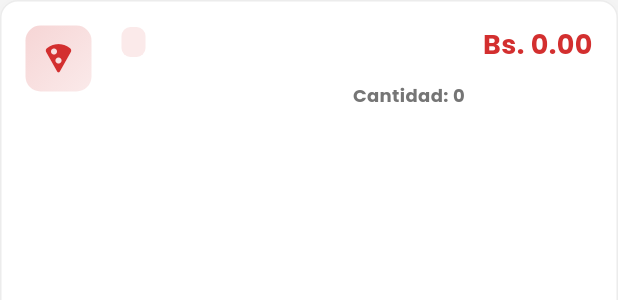
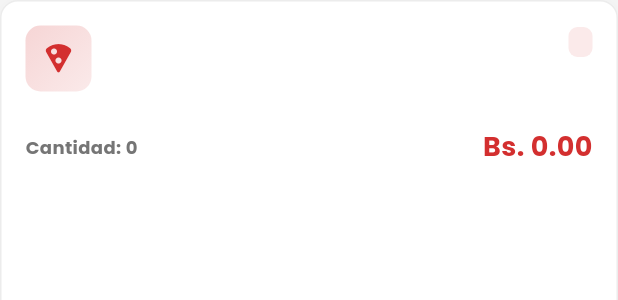
Before and after one commit to XimeCruz/averapizzav2-front, a Flutter app: the _DetalleCard widget shown alone on an empty page, opened directly with empty values, on a phone screen of 412 x 824 dp. Shown: the top 300 px of the screen. Run offline on Flutter 3.47's test engine with Material 3 defaults, Android fonts, the light colour scheme and no system bars; our stand-ins replace dio, flutter_animate, google_fonts, shared_preferences; accounts and stored records are empty; network calls fail.

Commit message:
Feat: {Fix Receta and detail pedido }

```diff
--- a/lib/presentation/screens/cajero/pedido_detail_dialog.dart
+++ b/lib/presentation/screens/cajero/pedido_detail_dialog.dart
@@ -53,10 +53,7 @@ class PedidoDetailDialog extends StatelessWidget {
               padding: const EdgeInsets.all(24),
               decoration: BoxDecoration(
                 gradient: LinearGradient(
-                  colors: [
-                    estadoColor,
-                    estadoColor.withOpacity(0.8),
-                  ],
+                  colors: [estadoColor, estadoColor.withOpacity(0.8)],
                   begin: Alignment.topLeft,
                   end: Alignment.bottomRight,
                 ),
@@ -161,9 +158,7 @@ class PedidoDetailDialog extends StatelessWidget {
                       decoration: BoxDecoration(
                         color: AppColors.surface,
                         borderRadius: BorderRadius.circular(12),
-                        border: Border.all(
-                          color: Colors.grey.withOpacity(0.2),
-                        ),
+                        border: Border.all(color: Colors.grey.withOpacity(0.2)),
                       ),
                       child: Column(
                         children: [
@@ -177,7 +172,9 @@ class PedidoDetailDialog extends StatelessWidget {
                           _InfoRow(
                             icon: Icons.person_rounded,
                             label: 'Cliente',
-                            value: pedido.usuarioNombre ?? 'Usuario #${pedido.usuarioId}',
+                            value:
+                                pedido.usuarioNombre ??
+                                'Usuario #${pedido.usuarioId}',
                             color: AppColors.primary,
                           ),
                         ],
@@ -268,7 +265,9 @@ class PedidoDetailDialog extends StatelessWidget {
                                 '${pedido.detalles.length} ${pedido.detalles.length == 1 ? 'producto' : 'productos'}',
                                 style: TextStyle(
                                   fontSize: 12,
-                                  color: AppColors.textSecondary.withOpacity(0.7),
+                                  color: AppColors.textSecondary.withOpacity(
+                                    0.7,
+                                  ),
                                 ),
                               ),
                             ],
@@ -315,10 +314,7 @@ class PedidoDetailDialog extends StatelessWidget {
                 ),
                 child: const Text(
                   'Cerrar',
-                  style: TextStyle(
-                    fontSize: 16,
-                    fontWeight: FontWeight.w600,
-                  ),
+                  style: TextStyle(fontSize: 16, fontWeight: FontWeight.w600),
                 ),
               ),
             ),
@@ -392,13 +388,16 @@ class _DetalleCard extends StatelessWidget {
     final List<String> sabores = [];
 
     // Recopilar todos los sabores no nulos y no vacíos
-    if (detalle.sabor1Nombre != null && detalle.sabor1Nombre.toString().trim().isNotEmpty) {
+    if (detalle.sabor1Nombre != null &&
+        detalle.sabor1Nombre.toString().trim().isNotEmpty) {
       sabores.add(detalle.sabor1Nombre.toString().trim());
     }
-    if (detalle.sabor2Nombre != null && detalle.sabor2Nombre.toString().trim().isNotEmpty) {
+    if (detalle.sabor2Nombre != null &&
+        detalle.sabor2Nombre.toString().trim().isNotEmpty) {
       sabores.add(detalle.sabor2Nombre.toString().trim());
     }
-    if (detalle.sabor3Nombre != null && detalle.sabor3Nombre.toString().trim().isNotEmpty) {
+    if (detalle.sabor3Nombre != null &&
+        detalle.sabor3Nombre.toString().trim().isNotEmpty) {
       sabores.add(detalle.sabor3Nombre.toString().trim());
     }
 
@@ -411,19 +410,12 @@ class _DetalleCard extends StatelessWidget {
       decoration: BoxDecoration(
         color: Colors.orange.withOpacity(0.08),
         borderRadius: BorderRadius.circular(8),
-        border: Border.all(
-          color: Colors.orange.withOpacity(0.2),
-          width: 1,
-        ),
+        border: Border.all(color: Colors.orange.withOpacity(0.2), width: 1),
       ),
       child: Row(
         crossAxisAlignment: CrossAxisAlignment.start,
         children: [
-          Icon(
-            Icons.label_rounded,
-            size: 16,
-            color: Colors.orange.shade700,
-          ),
+          Icon(Icons.label_rounded, size: 16, color: Colors.orange.shade700),
           const SizedBox(width: 8),
           Expanded(
             child: Column(
@@ -481,9 +473,7 @@ class _DetalleCard extends StatelessWidget {
     decoration: BoxDecoration(
       color: Colors.white,
       borderRadius: BorderRadius.circular(12),
-        border: Border.all(
-          color: Colors.grey.withOpacity(0.2),
-        ),
+      border: Border.all(color: Colors.grey.withOpacity(0.2)),
       boxShadow: [
         BoxShadow(
           color: Colors.black.withOpacity(0.03),
@@ -497,6 +487,7 @@ class _DetalleCard extends StatelessWidget {
       child: Column(
         crossAxisAlignment: CrossAxisAlignment.start,
         children: [
+          // Header con icono y nombre
           Row(
             crossAxisAlignment: CrossAxisAlignment.start,
             children: [
@@ -520,13 +511,13 @@ class _DetalleCard extends StatelessWidget {
                 ),
               ),
               const SizedBox(width: 12),
-                Expanded(
+              Expanded( // ✅ Cambio clave aquí
                 child: Column(
                   crossAxisAlignment: CrossAxisAlignment.start,
                   children: [
                     Row(
                       children: [
-                          Flexible(
+                        Expanded( // ✅ En lugar de Flexible
                           child: Text(
                             detalle.productoNombre ?? '',
                             style: const TextStyle(
@@ -556,21 +547,24 @@ class _DetalleCard extends StatelessWidget {
                             ),
                           ),
                         ],
-                          const SizedBox(width: 4),
-                          // Icon(
-                          //   Icons.shopping_cart_rounded,
-                          //   size: 14,
-                          //   color: AppColors.textSecondary.withOpacity(0.7),
-                          // ),
-                          // const SizedBox(width: 4),
-
                       ],
                     ),
-                      const SizedBox(height: 8),
+                  ],
+                ),
+              ),
+            ],
+          ),
+
+          const SizedBox(height: 12), // ✅ Espaciado
+
+          // Sabores
           _buildSabores(detalle),
-                      const SizedBox(height: 8),
+
+          const SizedBox(height: 12), // ✅ Espaciado
+
+          // Cantidad y Precio en la misma fila
           Row(
-                        mainAxisAlignment: MainAxisAlignment.end,
+            mainAxisAlignment: MainAxisAlignment.spaceBetween,
             children: [
               Text(
                 'Cantidad: ${detalle.cantidad ?? 1}',
@@ -580,16 +574,6 @@ class _DetalleCard extends StatelessWidget {
                   fontWeight: FontWeight.bold,
                 ),
               ),
-                        ],
-                      ),
-
-                    ],
-                  ),
-                ),
-                const SizedBox(width: 12),
-                Column(
-                  crossAxisAlignment: CrossAxisAlignment.end,
-                  children: [
               Text(
                 'Bs. ${(detalle.subtotal ?? 0).toStringAsFixed(2)}',
                 style: const TextStyle(
@@ -602,8 +586,6 @@ class _DetalleCard extends StatelessWidget {
           ),
         ],
       ),
-          ],
-        ),
     ),
   );
 }
```
Also changed, not shown: lib/presentation/screens/admin/recetas/receta_screen.dart (+7 -0 lines). Lines whose indentation alone changed are shown as unchanged.
